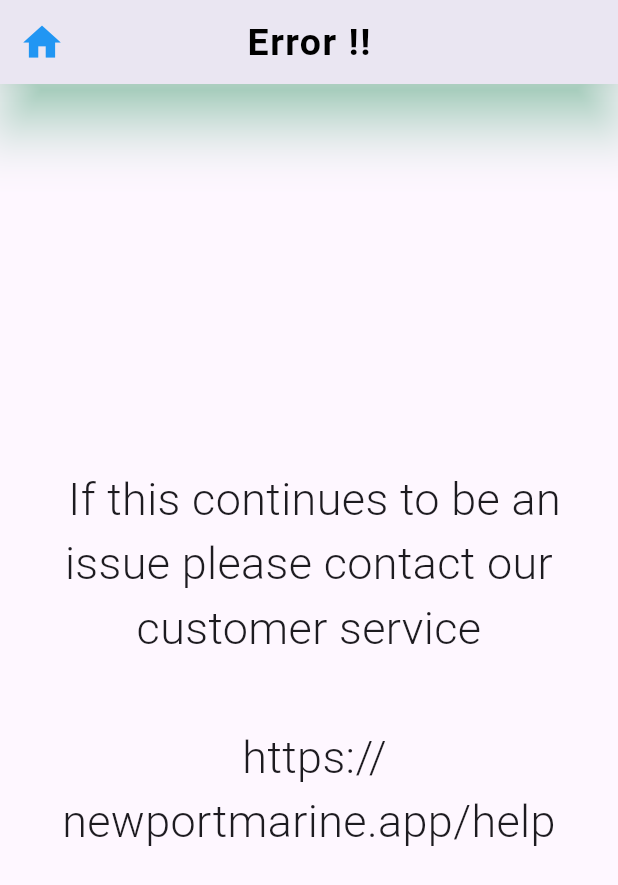
After one commit to gardnerapp/NewportMarineDetailing, a Flutter app: the ErrorPage screen opened by its route, on a phone screen of 412 x 824 dp. The commit adds this screen. Shown: the top 885 px of the screen. Run offline on Flutter 3.47's test engine with Material 3 defaults, Android fonts, the light colour scheme and no system bars; our stand-ins replace numberpicker, shared_preferences; accounts and stored records are empty.

Commit message:
Add error page and api call in wash

```diff
--- a/lib/main.dart
+++ b/lib/main.dart
@@ -1,6 +1,7 @@
 import 'package:flutter/material.dart';
 import 'package:newport_marine/pages/confirmation/confirmation.dart';
 import 'package:newport_marine/pages/create_boat/create_boat.dart';
+import 'package:newport_marine/pages/error_page.dart';
 import 'package:newport_marine/services/dockside.dart';
 import 'package:newport_marine/services/full_detail.dart';
 import 'package:newport_marine/services/wash/wash.dart';
@@ -81,6 +82,7 @@
         '/wash': (context) => const WashPage(),
         '/full_detail': (context) => const FullDetail(),
         '/dockside': (context) => const Dockside(),
+        '/error': (context) => const ErrorPage(),
 
       },
 
--- /dev/null
+++ b/lib/pages/error_page.dart
@@ -0,0 +1,24 @@
+import 'package:flutter/material.dart';
+
+class ErrorPage extends StatelessWidget {
+  const ErrorPage({super.key});
+
+  @override
+  Widget build(BuildContext context) {
+    return Scaffold(
+        appBar: AppBar(
+          title: const Text("Error !!"),
+          elevation: 16.0,
+          leading: IconButton(icon: const Icon(Icons.home), onPressed: (){
+            Navigator.pushNamed(context, '/');
+          }),
+        ),
+        body:
+        Container(
+          padding: const EdgeInsets.all(20.0),
+          child: const Center(
+              child: Text("\tIf this continues to be an issue please contact our customer service\n\n https://newportmarine.app/help ",
+                style: TextStyle(fontSize: 30.0), textAlign: TextAlign.center,)
+          )));
+  }
+}
```
Also changed, not shown: lib/services/wash/wash.dart (+11 -3 lines).
